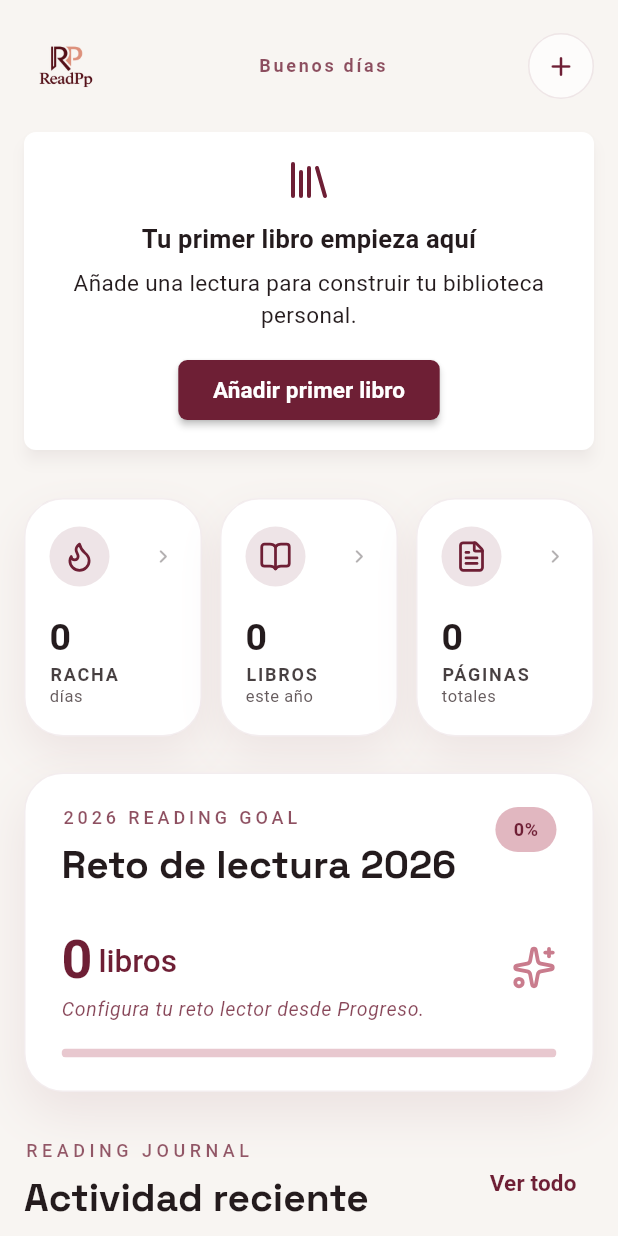
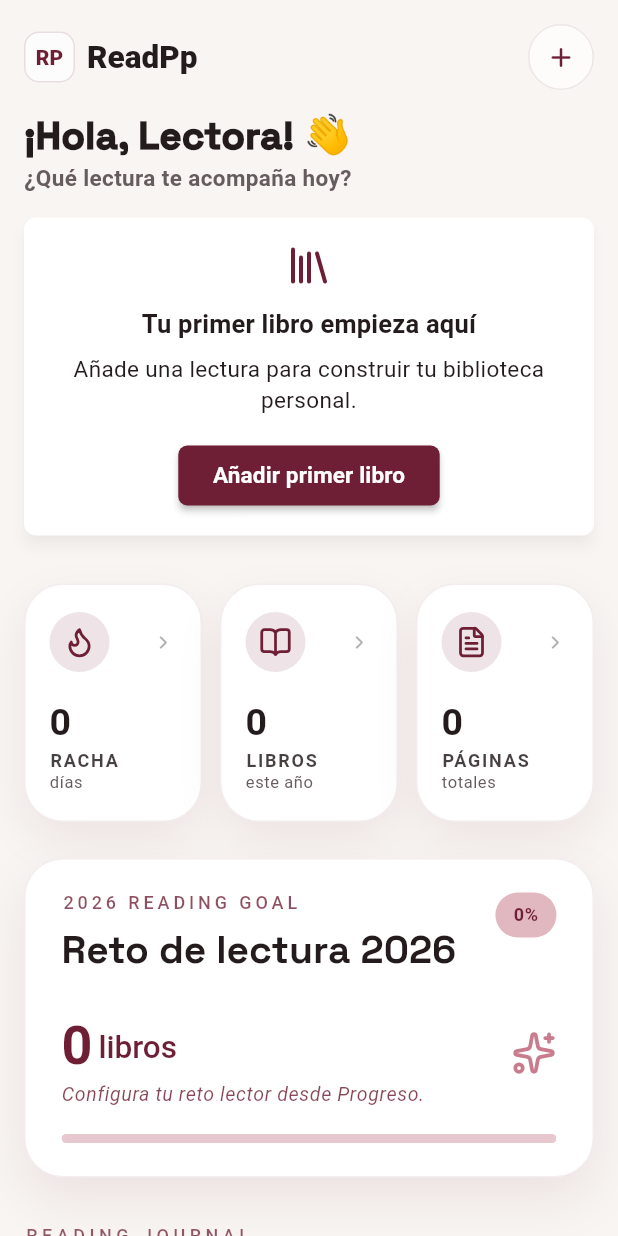
Before and after one commit to PatriciaAlEs/App-Libros-Flutter, a Flutter app: the HomeScreen screen opened by its route, on a phone screen of 412 x 824 dp. Run offline on Flutter 3.47's test engine with Material 3 defaults, Android fonts, the light colour scheme and no system bars; our stand-ins replace drift, flutter_lucide, flutter_riverpod, google_fonts, shared_preferences; accounts and stored records are empty; generated files the repository leaves out were written again.

Commit message:
Refine Home header branding and greeting

```diff
--- a/reading_tracker/lib/features/home/presentation/screens/home_screen.dart
+++ b/reading_tracker/lib/features/home/presentation/screens/home_screen.dart
@@ -351,12 +351,16 @@ class _HomeHeader extends StatelessWidget {
     final theme = Theme.of(context);
     final cleanName = readerName?.trim();
     final hasName = cleanName != null && cleanName.isNotEmpty;
+    final displayName = hasName ? cleanName! : 'Lectora';
 
     return Padding(
       padding: const EdgeInsets.only(top: AppSpacing.xs),
-      child: Row(
+      child: Column(
+        crossAxisAlignment: CrossAxisAlignment.start,
         children: [
-          Expanded(
+          Row(
+            children: [
+              Expanded(
             child: InkWell(
               borderRadius: BorderRadius.circular(999),
               onTap: () => Navigator.pushNamedAndRemoveUntil(
@@ -366,38 +370,23 @@ class _HomeHeader extends StatelessWidget {
               ),
               child: Row(
                 children: [
-                  const _HomeBrandLogo(),
-                  const SizedBox(width: AppSpacing.md),
+                  const _HomeBrandSymbol(),
+                  const SizedBox(width: AppSpacing.sm),
                   Expanded(
                     child: Column(
                       crossAxisAlignment: CrossAxisAlignment.start,
                       mainAxisSize: MainAxisSize.min,
                       children: [
                         Text(
-                          greeting,
+                          AppBrand.name,
                           maxLines: 1,
                           overflow: TextOverflow.ellipsis,
-                          style: theme.textTheme.labelSmall?.copyWith(
-                            color: theme.colorScheme.primary.withValues(
-                              alpha: 0.78,
-                            ),
-                            letterSpacing: 1.8,
-                            fontWeight: FontWeight.w700,
+                          style: theme.textTheme.titleLarge?.copyWith(
+                            color: theme.colorScheme.onSurface,
+                            letterSpacing: 0,
+                            fontWeight: FontWeight.w900,
                           ),
                         ),
-                        if (hasName) ...[
-                          const SizedBox(height: 2),
-                          Text(
-                            cleanName!,
-                            maxLines: 1,
-                            overflow: TextOverflow.ellipsis,
-                            style: theme.textTheme.titleMedium?.copyWith(
-                              color: theme.colorScheme.primary,
-                              fontWeight: FontWeight.w800,
-                              height: 1.05,
-                            ),
-                          ),
-                        ],
                       ],
                     ),
                   ),
@@ -410,36 +399,59 @@ class _HomeHeader extends StatelessWidget {
             tooltip: 'Añadir o buscar libro',
             onTap: () => Navigator.pushNamed(context, '/book/add'),
           ),
+            ],
+          ),
+          const SizedBox(height: AppSpacing.lg),
+          Text(
+            '¡Hola, $displayName! 👋',
+            maxLines: 1,
+            overflow: TextOverflow.ellipsis,
+            style: theme.textTheme.headlineSmall?.copyWith(
+              color: theme.colorScheme.onSurface,
+              fontWeight: FontWeight.w900,
+              height: 1.08,
+            ),
+          ),
+          const SizedBox(height: AppSpacing.xs),
+          Text(
+            '¿Qué lectura te acompaña hoy?',
+            maxLines: 1,
+            overflow: TextOverflow.ellipsis,
+            style: theme.textTheme.bodyMedium?.copyWith(
+              color: theme.colorScheme.onSurfaceVariant,
+              fontWeight: FontWeight.w600,
+            ),
+          ),
         ],
       ),
     );
   }
 }
 
-class _HomeBrandLogo extends StatelessWidget {
-  const _HomeBrandLogo();
+class _HomeBrandSymbol extends StatelessWidget {
+  const _HomeBrandSymbol();
 
   @override
   Widget build(BuildContext context) {
     final theme = Theme.of(context);
 
-    return SizedBox(
-      width: 144,
-      height: 56,
-      child: Image.asset(
-        AppBrand.logoTransparentAsset,
-        alignment: Alignment.centerLeft,
-        fit: BoxFit.contain,
-        errorBuilder: (context, error, stackTrace) => Align(
-          alignment: Alignment.centerLeft,
-          child: Text(
-            AppBrand.name,
-            style: theme.textTheme.headlineSmall?.copyWith(
-              color: theme.colorScheme.primary,
-              fontWeight: FontWeight.w800,
-              letterSpacing: 0,
-            ),
-          ),
+    return Container(
+      width: 34,
+      height: 34,
+      alignment: Alignment.center,
+      decoration: BoxDecoration(
+        borderRadius: BorderRadius.circular(10),
+        color: theme.colorScheme.surface.withValues(alpha: 0.74),
+        border: Border.all(
+          color: theme.colorScheme.primary.withValues(alpha: 0.14),
+        ),
+      ),
+      child: Text(
+        'RP',
+        style: theme.textTheme.titleSmall?.copyWith(
+          color: theme.colorScheme.primary,
+          fontWeight: FontWeight.w900,
+          height: 1,
         ),
       ),
     );
```
